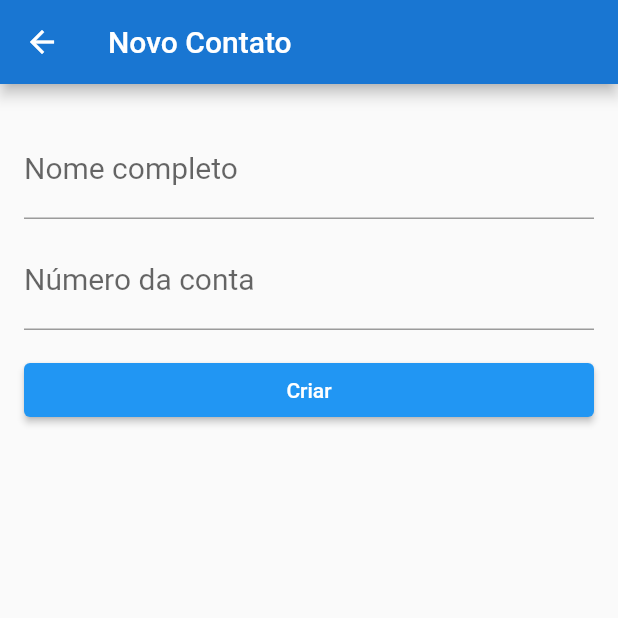
After one commit to Diozefe/mobile, a Flutter app: the ContactsList screen opened directly, after a tap on the "add" icon, on a phone screen of 412 x 824 dp, the top half of it. The commit adds this screen. Run offline on Flutter 3.47's test engine with Material 2 defaults, Android fonts, the phone set to English and light mode, and no system bars.

```diff
--- /dev/null
+++ b/lib/models/contacts.dart
@@ -0,0 +1,12 @@
+class Contact {
+  final String name;
+  final int accountNumber;
+
+  Contact(
+    this.name,
+    this.accountNumber,
+  );
+
+  @override
+  String toString() => 'Contact{name: $name, accountNumber: $accountNumber}';
+}
--- /dev/null
+++ b/lib/screens/contatos/form.dart
@@ -0,0 +1,68 @@
+import 'package:flutter/cupertino.dart';
+import 'package:flutter/material.dart';
+import 'package:mobclinic/models/contacts.dart';
+
+class ContactForm extends StatefulWidget {
+  @override
+  _ContactFormState createState() => _ContactFormState();
+}
+
+class _ContactFormState extends State<ContactForm> {
+  final TextEditingController _nameControler = TextEditingController();
+
+  final TextEditingController _accountNumerConttroller =
+      TextEditingController();
+
+  @override
+  Widget build(BuildContext context) {
+    return Scaffold(
+      appBar: AppBar(
+        title: Text('Novo Contato'),
+      ),
+      body: Padding(
+        padding: const EdgeInsets.all(16.0),
+        child: Column(
+          children: [
+            Padding(
+              padding: const EdgeInsets.only(top: 8.0),
+              child: TextField(
+                controller: _nameControler,
+                decoration: InputDecoration(
+                  labelText: 'Nome completo',
+                ),
+                style: TextStyle(fontSize: 20.0),
+              ),
+            ),
+            Padding(
+              padding: const EdgeInsets.only(top: 8.0),
+              child: TextField(
+                controller: _accountNumerConttroller,
+                decoration: InputDecoration(
+                  labelText: 'Número da conta',
+                ),
+                style: TextStyle(fontSize: 20.0),
+                keyboardType: TextInputType.number,
+              ),
+            ),
+            Padding(
+              padding: const EdgeInsets.only(top: 16.0),
+              child: SizedBox(
+                width: double.maxFinite,
+                child: ElevatedButton(
+                  onPressed: () {
+                    final String name = _nameControler.text;
+                    final int accountNumber =
+                        int.tryParse(_accountNumerConttroller.text);
+                    final Contact newContact = Contact(name, accountNumber);
+                    Navigator.pop(context, newContact);
+                  },
+                  child: Text('Criar'),
+                ),
+              ),
+            ),
+          ],
+        ),
+      ),
+    );
+  }
+}
--- /dev/null
+++ b/lib/screens/contatos/list.dart
@@ -0,0 +1,42 @@
+import 'package:flutter/cupertino.dart';
+import 'package:flutter/material.dart';
+import 'package:mobclinic/screens/contatos/form.dart';
+
+class ContactsList extends StatelessWidget {
+  @override
+  Widget build(BuildContext context) {
+    return Scaffold(
+      appBar: AppBar(
+        title: Text('Contatos'),
+      ),
+      body: ListView(
+        children: [
+          Card(
+            child: ListTile(
+              title: Text(
+                'Diozefe',
+                style: TextStyle(fontSize: 24.0, fontFamily: 'Roboto'),
+              ),
+              subtitle: Text(
+                '1000',
+                style: TextStyle(fontSize: 16.0),
+              ),
+            ),
+          )
+        ],
+      ),
+      floatingActionButton: FloatingActionButton(
+        onPressed: () {
+          Navigator.of(context)
+              .push(
+                MaterialPageRoute(
+                  builder: (context) => ContactForm(),
+                ),
+              )
+              .then((newContact) => debugPrint(newContact.toString()));
+        },
+        child: Icon(Icons.add),
+      ),
+    );
+  }
+}
```
Also changed, not shown: lib/main.dart (+1 -45 lines), lib/screens/dashboard/dashboard.dart (added, +57 -0 lines).
